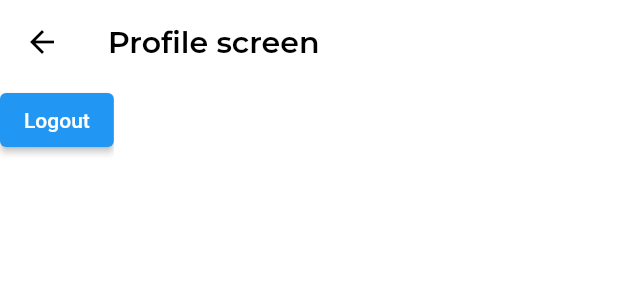
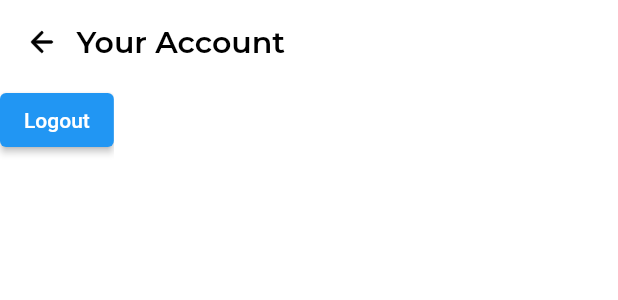
Before and after one commit to Karan0009/eat-good-app, a Flutter app: the ProfileScreen widget shown alone on an empty page, opened directly, on a phone screen of 412 x 824 dp. Shown: the top 300 px of the screen. Run offline on Flutter 3.47's test engine with Material 2 defaults, Android fonts, the phone set to English and light mode, and no system bars; our stand-ins replace cloud_firestore, dartz, equatable, firebase_auth, firebase_core, flutter_native_splash and 5 more; accounts and stored records are empty.

Commit message:
feat: add app bar of profile page

```diff
--- a/assets/lang/en.json
+++ b/assets/lang/en.json
@@ -16,5 +16,6 @@
   "lastName": "LAST NAME",
   "firstNamePlaceholder": "Sunita",
   "lastNamePlaceholder": "Devi",
-  "next": "Next"
+  "next": "Next",
+  "yourAccount": "Your Account"
 }
--- a/assets/lang/hi.json
+++ b/assets/lang/hi.json
@@ -16,5 +16,6 @@
   "lastName": "अंतिम नाम",
   "firstNamePlaceholder": "सुनीता",
   "lastNamePlaceholder": "देवी",
-  "next": "आगे बढ़ें"
+  "next": "आगे बढ़ें",
+  "yourAccount": "आपका खाता"
 }
--- a/lib/_mvvm_arch2/profile_screen/views/profile_screen.view.dart
+++ b/lib/_mvvm_arch2/profile_screen/views/profile_screen.view.dart
@@ -2,7 +2,9 @@ import 'package:flutter/material.dart';
 import 'package:google_fonts/google_fonts.dart';
 import 'package:login_screen_2/_mvvm_arch2/profile_screen/view_models/profile.viewmodel.dart';
 import 'package:login_screen_2/_mvvm_arch2/shared/layouts/screen_layout.dart';
+import 'package:login_screen_2/_mvvm_arch2/shared/services/app_localizations_service.dart';
 import 'package:provider/provider.dart';
+import 'package:flutter_svg/svg.dart';
 
 import '../../locator.dart';
 import '../../shared/providers/user_provider.dart';
@@ -31,7 +33,11 @@ class _ProfileScreenState extends State<ProfileScreen> {
       isLoading: vm.isLoading,
       screenHeight: screenHeight,
       appBar: AppBar(
-          title: const Text("Profile screen"),
+        title: Text(
+          AppLocalizations.of(context).translate("yourAccount"),
+        ),
+        // leadingWidth: 100
+        titleSpacing: -5,
         backgroundColor: Colors.transparent,
         shadowColor: Colors.transparent,
         titleTextStyle: GoogleFonts.montserrat(
@@ -39,10 +45,19 @@ class _ProfileScreenState extends State<ProfileScreen> {
           color: Theme.of(context).primaryColor,
           fontWeight: FontWeight.w600,
         ),
-          leading: const Icon(
-            Icons.arrow_back,
+        leading: Container(
+          margin: const EdgeInsets.all(20),
+          child: SvgPicture.asset(
+            'assets/icons/arrow_back_icon.svg',
+            semanticsLabel: "back icon",
             color: Colors.black,
-          )),
+          ),
+        ),
+        // const Icon(
+        //   Icons.arrow_back,
+        //   color: Colors.black,
+        // ),
+      ),
       child: Column(
         children: [
           if (userProvider.user != null)
```
Also changed, not shown: assets/icons/arrow_back_icon.svg (added). Lines whose indentation alone changed are shown as unchanged.
